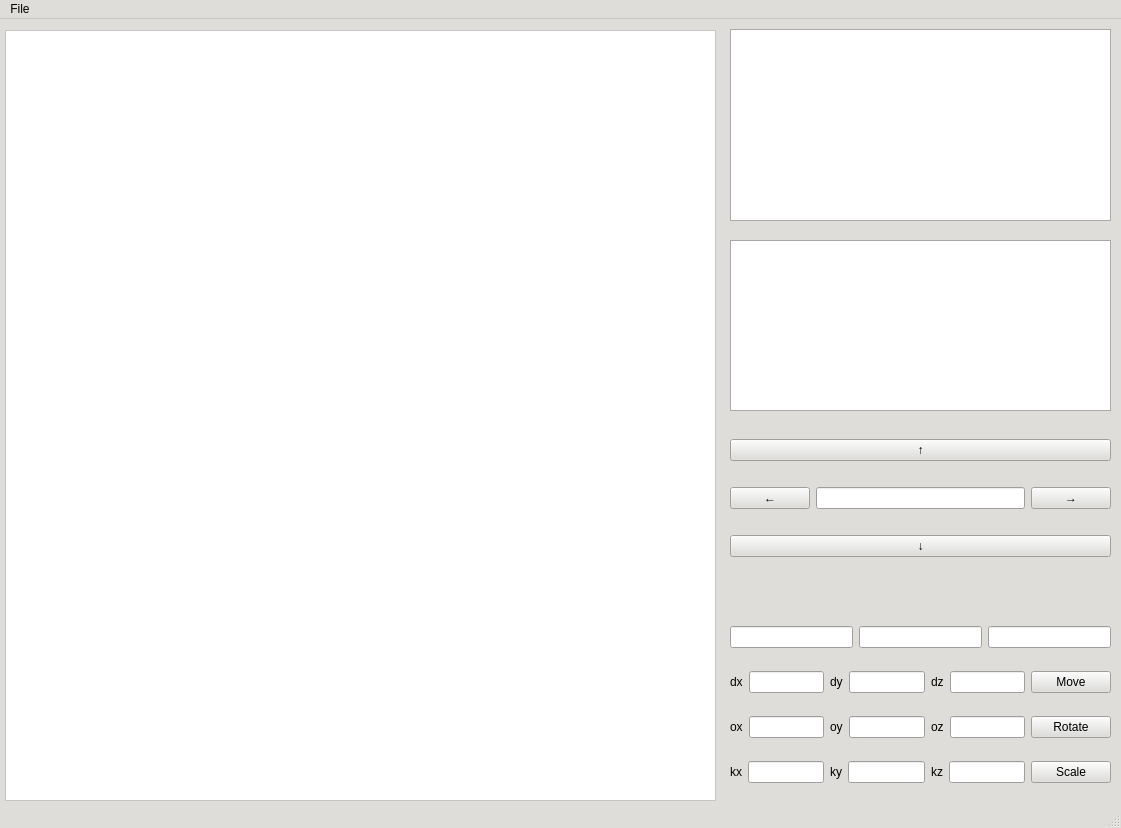
First picture: the form in lab_03/lab_03_qt/mainwindow.ui, repository SINdeletE/OOP, before the edit.
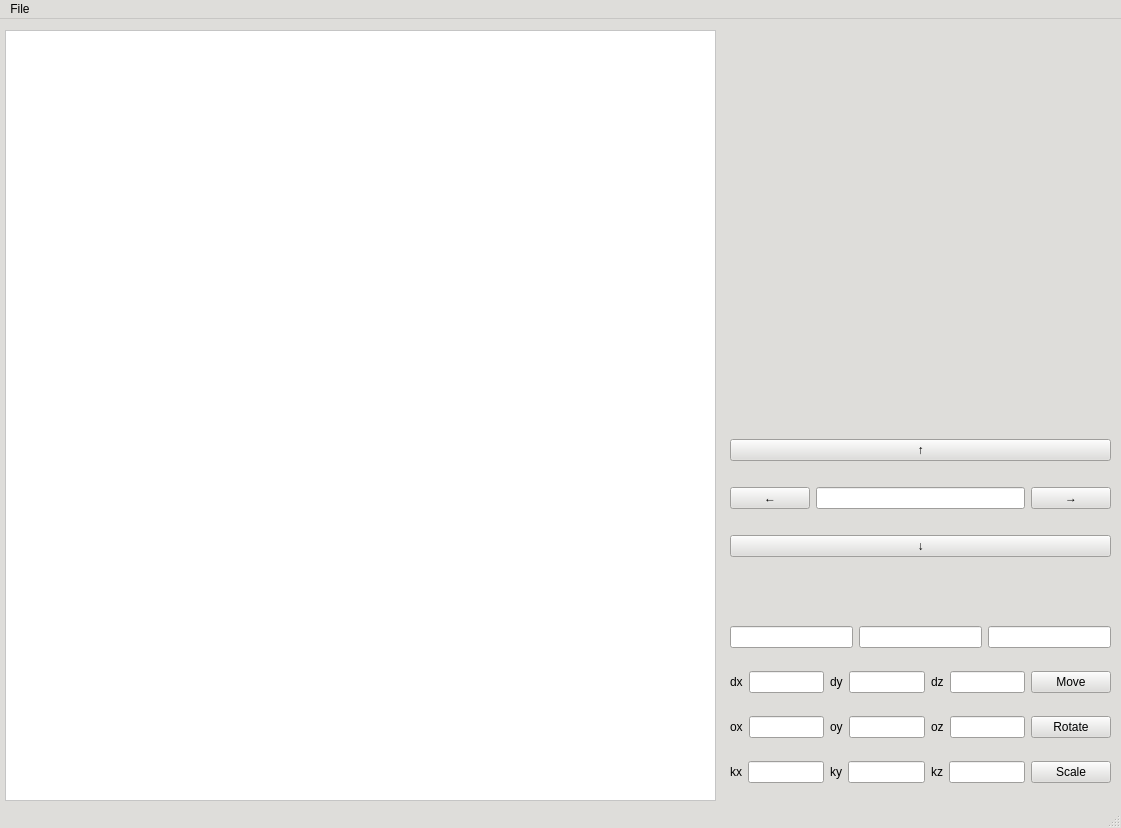
Second picture: the form after the edit.

Patch:
```diff
--- a/lab_03/lab_03_qt/mainwindow.ui
+++ b/lab_03/lab_03_qt/mainwindow.ui
@@ -1237,25 +1237,23 @@
      </item>
     </layout>
    </widget>
-   <widget class="QTableWidget" name="tableWidget">
+   <widget class="QWidget" name="verticalLayoutWidget_3">
     <property name="geometry">
      <rect>
       <x>730</x>
-      <y>221</y>
+      <y>19</y>
       <width>381</width>
-      <height>171</height>
+      <height>371</height>
      </rect>
     </property>
-   </widget>
-   <widget class="QTableView" name="tableView">
-    <property name="geometry">
-     <rect>
-      <x>730</x>
-      <y>10</y>
-      <width>381</width>
-      <height>192</height>
-     </rect>
-    </property>
+    <layout class="QVBoxLayout" name="verticalLayout_2">
+     <item>
+      <widget class="QWidget" name="CameraContainer" native="true"/>
+     </item>
+     <item>
+      <widget class="QWidget" name="ObjectContainer" native="true"/>
+     </item>
+    </layout>
    </widget>
   </widget>
   <widget class="QMenuBar" name="menubar">
```
Left out of the diff: 3 changed lines with no effect on the pictures.
